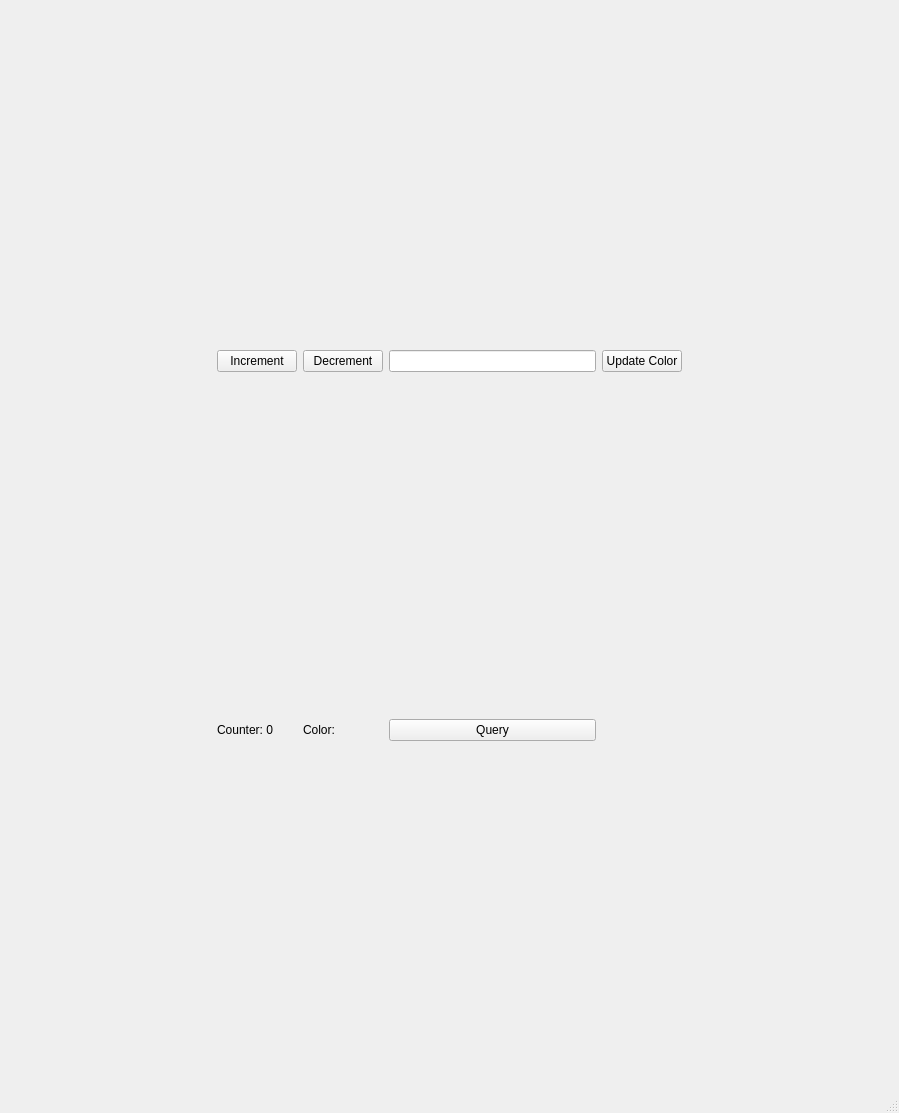
Old version of the form Project/Client.ui in the repository GavinAbbott/SANE-FinalProject.
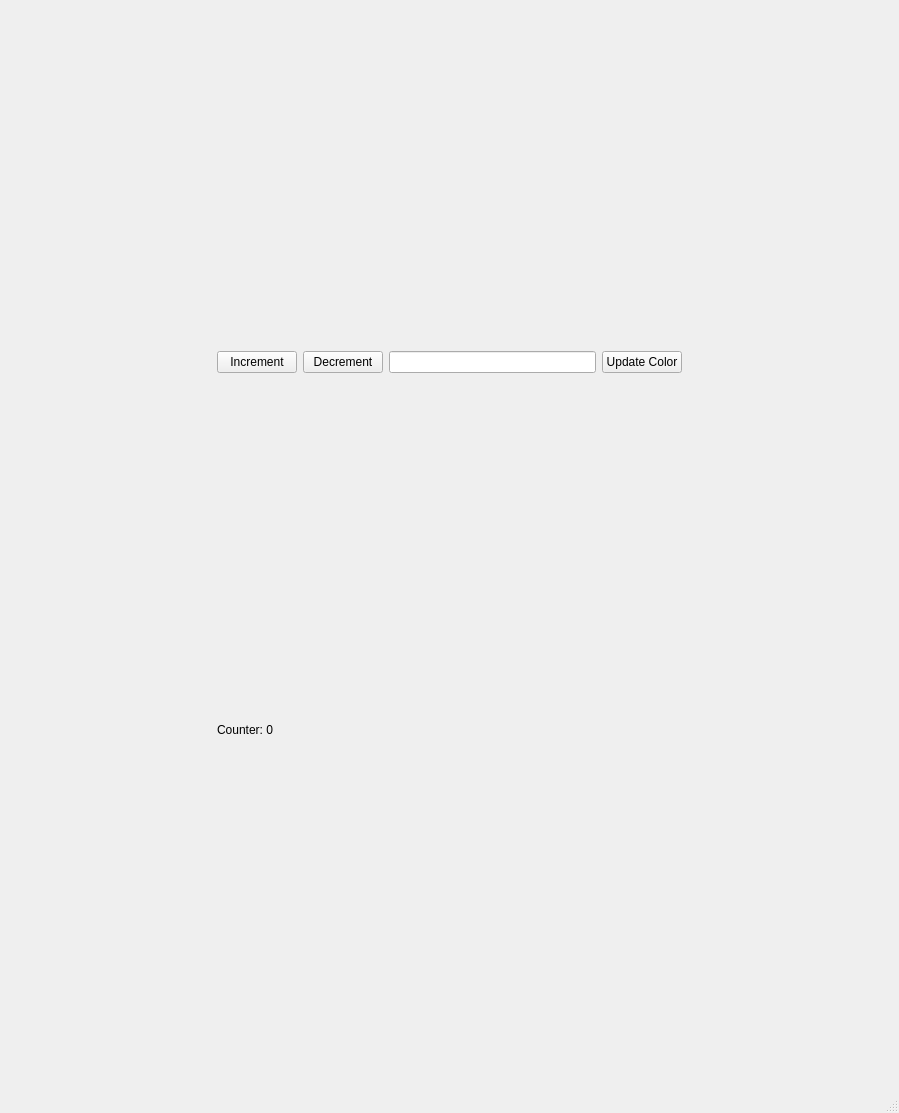
New version of the form.

Commit message: removed user functionality of being able to change the counter and the background color. added functionality of when the other machine updates counter, the server counter then flashes red for 3 seconds.

Patch:
```diff
--- a/Project/Client.ui
+++ b/Project/Client.ui
@@ -126,20 +126,6 @@
         </property>
        </spacer>
       </item>
-      <item row="3" column="4">
-       <widget class="QLabel" name="ColorLabel">
-        <property name="text">
-         <string>Color: </string>
-        </property>
-       </widget>
-      </item>
-      <item row="3" column="5">
-       <widget class="QPushButton" name="QueryButton">
-        <property name="text">
-         <string>Query</string>
-        </property>
-       </widget>
-      </item>
      </layout>
     </item>
    </layout>
```
The commit also changes 2 other files.
